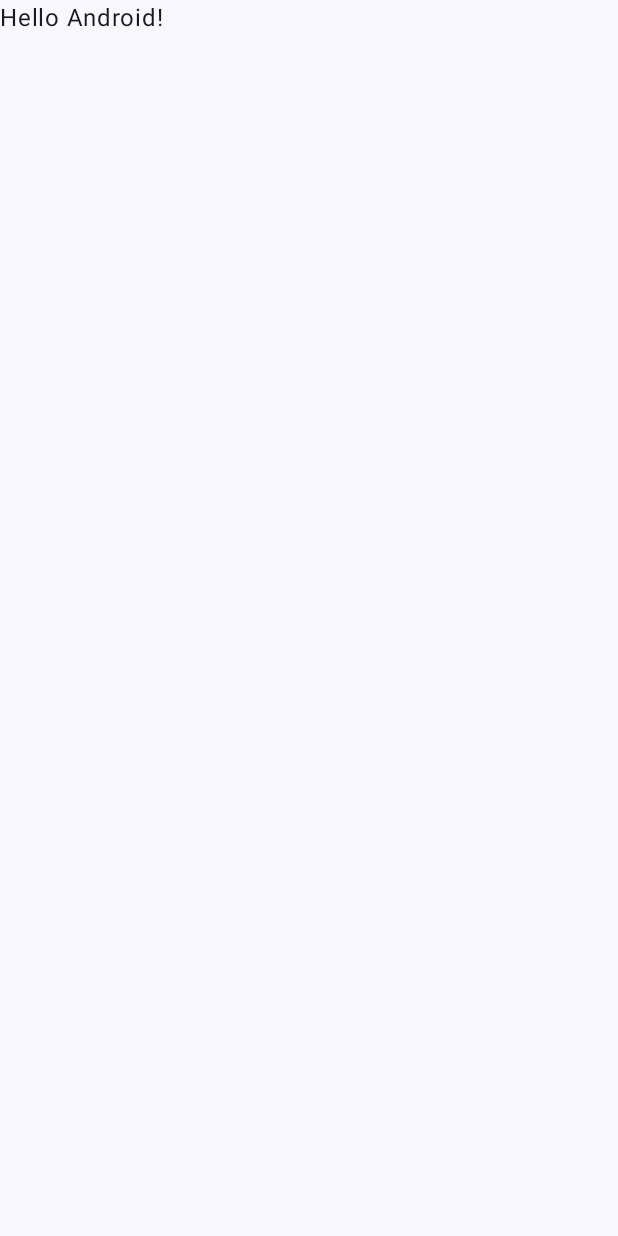
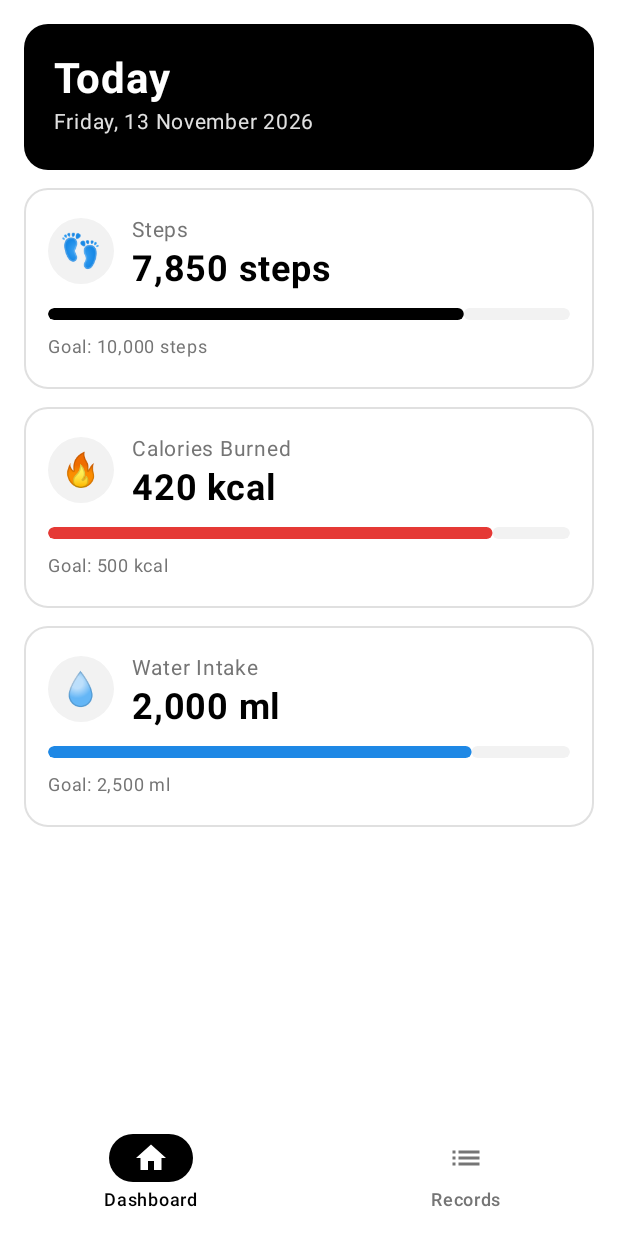
Before and after one commit to Sasarish/HealthMate, an Android app built with Jetpack Compose: the screen it shows after launch (MainActivity), on a phone screen of 412 x 824 dp. Before the commit the screen is almost empty. Run offline under Robolectric (Android 15) with nearby library versions, the phone set to English and light mode, and no system bars.

Commit message:
Summary card, records list with search by date and delete implemented

```diff
--- a/app/build.gradle.kts
+++ b/app/build.gradle.kts
@@ -53,4 +53,6 @@ dependencies {
     debugImplementation(libs.androidx.compose.ui.test.manifest)
     debugImplementation(libs.androidx.compose.ui.tooling)
     implementation(libs.androidx.lifecycle.viewmodel.compose)
+    implementation(libs.androidx.compose.material.icons.core)
+
 }
--- a/app/src/main/java/com/example/fitnessapp/MainActivity.kt
+++ b/app/src/main/java/com/example/fitnessapp/MainActivity.kt
@@ -1,47 +1,106 @@
 package com.example.fitnessapp
 
+import android.graphics.Color
 import android.os.Bundle
 import androidx.activity.ComponentActivity
+import androidx.activity.SystemBarStyle
 import androidx.activity.compose.setContent
 import androidx.activity.enableEdgeToEdge
+import androidx.activity.viewModels
 import androidx.compose.foundation.layout.fillMaxSize
 import androidx.compose.foundation.layout.padding
+import androidx.compose.material.icons.Icons
+import androidx.compose.material.icons.automirrored.filled.List
+import androidx.compose.material.icons.filled.Home
+import androidx.compose.material3.Icon
+import androidx.compose.material3.NavigationBar
+import androidx.compose.material3.NavigationBarItem
+import androidx.compose.material3.NavigationBarItemDefaults
 import androidx.compose.material3.Scaffold
 import androidx.compose.material3.Text
-import androidx.compose.runtime.Composable
+import androidx.compose.runtime.getValue
+import androidx.compose.runtime.mutableStateOf
+import androidx.compose.runtime.saveable.rememberSaveable
+import androidx.compose.runtime.setValue
 import androidx.compose.ui.Modifier
-import androidx.compose.ui.tooling.preview.Preview
+import androidx.compose.ui.graphics.vector.ImageVector
+import com.example.fitnessapp.ui.screens.DashboardScreen
+import com.example.fitnessapp.ui.screens.RecordListScreen
+import com.example.fitnessapp.ui.theme.AppBlack
+import com.example.fitnessapp.ui.theme.AppWhite
 import com.example.fitnessapp.ui.theme.FitnessAppTheme
+import com.example.fitnessapp.ui.theme.MidGrey
+import com.example.fitnessapp.viewmodel.HealthViewModel
 
+// The tabs shown in the bottom bar: a name and an icon for each one
+enum class Tab(val label: String, val icon: ImageVector) {
+    DASHBOARD("Dashboard", Icons.Default.Home),
+    RECORDS("Records", Icons.AutoMirrored.Filled.List)
+}
+
+// MainActivity is the first thing Android opens when the app starts.
 class MainActivity : ComponentActivity() {
+
+    // Create the ViewModel (Android keeps it alive while the app is open)
+    private val viewModel: HealthViewModel by viewModels()
+
     override fun onCreate(savedInstanceState: Bundle?) {
         super.onCreate(savedInstanceState)
-        enableEdgeToEdge()
+
+        // Draw the app under the status bar, and keep the status bar icons
+        // dark so they stay visible on our white background.
+        enableEdgeToEdge(
+            statusBarStyle = SystemBarStyle.light(Color.TRANSPARENT, Color.TRANSPARENT),
+            navigationBarStyle = SystemBarStyle.light(Color.TRANSPARENT, Color.TRANSPARENT)
+        )
+
         setContent {
             FitnessAppTheme {
-                Scaffold(modifier = Modifier.fillMaxSize()) { innerPadding ->
-                    Greeting(
-                        name = "Android",
-                        modifier = Modifier.padding(innerPadding)
-                    )
+
+                // Remembers which tab is open (it also survives screen rotation)
+                var currentTab by rememberSaveable { mutableStateOf(Tab.DASHBOARD) }
+
+                Scaffold(
+                    modifier = Modifier.fillMaxSize(),
+
+                    // The bottom navigation bar
+                    bottomBar = {
+                        NavigationBar(containerColor = AppWhite) {
+                            // Create one item for every tab in the enum
+                            Tab.entries.forEach { tab ->
+                                NavigationBarItem(
+                                    selected = currentTab == tab,
+                                    onClick = { currentTab = tab },
+                                    icon = { Icon(tab.icon, contentDescription = tab.label) },
+                                    label = { Text(tab.label) },
+                                    // Selected = white icon on a black circle
+                                    colors = NavigationBarItemDefaults.colors(
+                                        selectedIconColor = AppWhite,
+                                        selectedTextColor = AppBlack,
+                                        indicatorColor = AppBlack,
+                                        unselectedIconColor = MidGrey,
+                                        unselectedTextColor = MidGrey
+                                    )
+                                )
+                            }
+                        }
+                    }
+                ) { innerPadding ->
+                    // Show the screen that matches the selected tab
+                    when (currentTab) {
+                        Tab.DASHBOARD -> DashboardScreen(
+                            viewModel = viewModel,
+                            modifier = Modifier.padding(innerPadding)
+                        )
+
+                        Tab.RECORDS -> RecordListScreen(
+                            viewModel = viewModel,
+                            onEditClick = { /* Step 6: open the edit form here */ },
+                            modifier = Modifier.padding(innerPadding)
+                        )
+                    }
                 }
             }
         }
     }
 }
-
-@Composable
-fun Greeting(name: String, modifier: Modifier = Modifier) {
-    Text(
-        text = "Hello $name!",
-        modifier = modifier
-    )
-}
-
-@Preview(showBackground = true)
-@Composable
-fun GreetingPreview() {
-    FitnessAppTheme {
-        Greeting("Android")
-    }
-}
--- /dev/null
+++ b/app/src/main/java/com/example/fitnessapp/ui/components/SummaryCard.kt
@@ -0,0 +1,106 @@
+package com.example.fitnessapp.ui.components
+
+import androidx.compose.foundation.BorderStroke
+import androidx.compose.foundation.background
+import androidx.compose.foundation.layout.Box
+import androidx.compose.foundation.layout.Column
+import androidx.compose.foundation.layout.Row
+import androidx.compose.foundation.layout.Spacer
+import androidx.compose.foundation.layout.fillMaxWidth
+import androidx.compose.foundation.layout.height
+import androidx.compose.foundation.layout.padding
+import androidx.compose.foundation.layout.size
+import androidx.compose.foundation.layout.width
+import androidx.compose.foundation.shape.CircleShape
+import androidx.compose.foundation.shape.RoundedCornerShape
+import androidx.compose.material3.Card
+import androidx.compose.material3.CardDefaults
+import androidx.compose.material3.LinearProgressIndicator
+import androidx.compose.material3.Text
+import androidx.compose.runtime.Composable
+import androidx.compose.ui.Alignment
+import androidx.compose.ui.Modifier
+import androidx.compose.ui.draw.clip
+import androidx.compose.ui.graphics.Color
+import androidx.compose.ui.text.font.FontWeight
+import androidx.compose.ui.unit.dp
+import androidx.compose.ui.unit.sp
+import com.example.fitnessapp.ui.theme.AppWhite
+import com.example.fitnessapp.ui.theme.BorderGrey
+import com.example.fitnessapp.ui.theme.LightGrey
+import com.example.fitnessapp.ui.theme.MidGrey
+import java.util.Locale
+
+// Card - show single health value
+@Composable
+fun SummaryCard(
+    emoji: String,
+    title: String,
+    value: Int,
+    unit: String,
+    goal: Int,
+    accentColor: Color,
+    modifier: Modifier = Modifier
+) {
+
+    val progress = (value.toFloat() / goal).coerceIn(0f, 1f)
+
+    Card(
+        modifier = modifier.fillMaxWidth(),
+        shape = RoundedCornerShape(16.dp),
+        colors = CardDefaults.cardColors(containerColor = AppWhite),
+        border = BorderStroke(1.dp, BorderGrey)
+    ) {
+        Column(modifier = Modifier.padding(16.dp)) {
+
+            Row(verticalAlignment = Alignment.CenterVertically) {
+                Box(
+                    modifier = Modifier
+                        .size(44.dp)
+                        .background(LightGrey, CircleShape),
+                    contentAlignment = Alignment.Center
+                ) {
+                    Text(text = emoji, fontSize = 22.sp)
+                }
+
+                Spacer(modifier = Modifier.width(12.dp))
+
+                Column {
+                    Text(text = title, fontSize = 14.sp, color = MidGrey)
+                    Text(
+                        text = "${formatNumber(value)} $unit",
+                        fontSize = 24.sp,
+                        fontWeight = FontWeight.Bold
+                    )
+                }
+            }
+
+            Spacer(modifier = Modifier.height(12.dp))
+
+            LinearProgressIndicator(
+                progress = { progress },
+                modifier = Modifier
+                    .fillMaxWidth()
+                    .height(8.dp)
+                    .clip(RoundedCornerShape(4.dp)),
+                color = accentColor,
+                trackColor = LightGrey,
+                gapSize = 0.dp,
+                drawStopIndicator = {}
+            )
+
+            Spacer(modifier = Modifier.height(6.dp))
+
+            Text(
+                text = "Goal: ${formatNumber(goal)} $unit",
+                fontSize = 12.sp,
+                color = MidGrey
+            )
+        }
+    }
+}
+
+// Adding comma's to numbers
+private fun formatNumber(number: Int): String {
+    return String.format(Locale.US, "%,d", number)
+}
--- /dev/null
+++ b/app/src/main/java/com/example/fitnessapp/ui/screens/DashboardScreen.kt
@@ -0,0 +1,98 @@
+package com.example.fitnessapp.ui.screens
+
+import androidx.compose.foundation.layout.Arrangement
+import androidx.compose.foundation.layout.Column
+import androidx.compose.foundation.layout.fillMaxSize
+import androidx.compose.foundation.layout.fillMaxWidth
+import androidx.compose.foundation.layout.padding
+import androidx.compose.foundation.rememberScrollState
+import androidx.compose.foundation.shape.RoundedCornerShape
+import androidx.compose.foundation.verticalScroll
+import androidx.compose.material3.Card
+import androidx.compose.material3.CardDefaults
+import androidx.compose.material3.Text
+import androidx.compose.runtime.Composable
+import androidx.compose.ui.Modifier
+import androidx.compose.ui.text.font.FontWeight
+import androidx.compose.ui.unit.dp
+import androidx.compose.ui.unit.sp
+import com.example.fitnessapp.ui.components.SummaryCard
+import com.example.fitnessapp.ui.theme.AppBlack
+import com.example.fitnessapp.ui.theme.AppWhite
+import com.example.fitnessapp.ui.theme.BorderGrey
+import com.example.fitnessapp.ui.theme.CaloriesRed
+import com.example.fitnessapp.ui.theme.WaterBlue
+import com.example.fitnessapp.viewmodel.HealthViewModel
+import java.text.SimpleDateFormat
+import java.util.Date
+import java.util.Locale
+
+// Daily goals for achieve
+private const val STEPS_GOAL = 10000
+private const val CALORIES_GOAL = 500
+private const val WATER_GOAL = 2500
+
+// Dash board screen is to show summary of today's activities
+@Composable
+fun DashboardScreen(viewModel: HealthViewModel, modifier: Modifier = Modifier) {
+
+    // today's date in correct format
+    val todayText = SimpleDateFormat("EEEE, d MMMM yyyy", Locale.getDefault()).format(Date())
+
+    // using Column in order to place thing one below other
+    Column(
+        modifier = modifier
+            .fillMaxSize()
+            .verticalScroll(rememberScrollState())
+            .padding(16.dp),
+        verticalArrangement = Arrangement.spacedBy(12.dp)
+    ) {
+
+        // Title and today's date
+        Card(
+            modifier = Modifier.fillMaxWidth(),
+            shape = RoundedCornerShape(16.dp),
+            colors = CardDefaults.cardColors(containerColor = AppBlack)
+        ) {
+            Column(modifier = Modifier.padding(20.dp)) {
+                Text(
+                    text = "Today",
+                    fontSize = 28.sp,
+                    fontWeight = FontWeight.Bold,
+                    color = AppWhite
+                )
+                Text(text = todayText, fontSize = 14.sp, color = BorderGrey)
+            }
+        }
+
+        //Daily steps card
+        SummaryCard(
+            emoji = "👣",
+            title = "Steps",
+            value = viewModel.todaySteps,
+            unit = "steps",
+            goal = STEPS_GOAL,
+            accentColor = AppBlack
+        )
+
+        // Calories card
+        SummaryCard(
+            emoji = "🔥",
+            title = "Calories Burned",
+            value = viewModel.todayCalories,
+            unit = "kcal",
+            goal = CALORIES_GOAL,
+            accentColor = CaloriesRed
+        )
+
+        // Water card
+        SummaryCard(
+            emoji = "💧",
+            title = "Water Intake",
+            value = viewModel.todayWater,
+            unit = "ml",
+            goal = WATER_GOAL,
+            accentColor = WaterBlue
+        )
+    }
+}
--- a/app/src/main/java/com/example/fitnessapp/ui/theme/Color.kt
+++ b/app/src/main/java/com/example/fitnessapp/ui/theme/Color.kt
@@ -2,10 +2,15 @@ package com.example.fitnessapp.ui.theme
 
 import androidx.compose.ui.graphics.Color
 
-val Purple80 = Color(0xFFD0BCFF)
-val PurpleGrey80 = Color(0xFFCCC2DC)
-val Pink80 = Color(0xFFEFB8C8)
+// the main black and white theme
+val AppBlack = Color(0xFF000000)
+val AppWhite = Color(0xFFFFFFFF)
 
-val Purple40 = Color(0xFF6650a4)
-val PurpleGrey40 = Color(0xFF625b71)
-val Pink40 = Color(0xFF7D5260)
+
+val LightGrey = Color(0xFFF2F2F2)
+val BorderGrey = Color(0xFFE0E0E0)
+val MidGrey = Color(0xFF757575)
+
+
+val WaterBlue = Color(0xFF1E88E5)
+val CaloriesRed = Color(0xFFE53935)
--- a/app/src/main/java/com/example/fitnessapp/ui/theme/Theme.kt
+++ b/app/src/main/java/com/example/fitnessapp/ui/theme/Theme.kt
@@ -1,57 +1,42 @@
 package com.example.fitnessapp.ui.theme
 
-import android.app.Activity
-import android.os.Build
-import androidx.compose.foundation.isSystemInDarkTheme
 import androidx.compose.material3.MaterialTheme
-import androidx.compose.material3.darkColorScheme
-import androidx.compose.material3.dynamicDarkColorScheme
-import androidx.compose.material3.dynamicLightColorScheme
 import androidx.compose.material3.lightColorScheme
 import androidx.compose.runtime.Composable
-import androidx.compose.ui.platform.LocalContext
 
-private val DarkColorScheme = darkColorScheme(
-    primary = Purple80,
-    secondary = PurpleGrey80,
-    tertiary = Pink80
+
+private val BlackWhiteColorScheme = lightColorScheme(
+    primary = AppBlack,
+    onPrimary = AppWhite,
+    primaryContainer = LightGrey,
+    onPrimaryContainer = AppBlack,
+    secondary = AppBlack,
+    onSecondary = AppWhite,
+    secondaryContainer = LightGrey,
+    onSecondaryContainer = AppBlack,
+    tertiary = AppBlack,
+    onTertiary = AppWhite,
+    background = AppWhite,
+    onBackground = AppBlack,
+    surface = AppWhite,
+    onSurface = AppBlack,
+    surfaceVariant = LightGrey,
+    onSurfaceVariant = MidGrey,
+    surfaceTint = AppWhite,
+    outline = BorderGrey,
+    outlineVariant = BorderGrey,
+    surfaceContainerLowest = AppWhite,
+    surfaceContainerLow = AppWhite,
+    surfaceContainer = AppWhite,
+    surfaceContainerHigh = AppWhite,
+    surfaceContainerHighest = LightGrey
 )
 
-private val LightColorScheme = lightColorScheme(
-    primary = Purple40,
-    secondary = PurpleGrey40,
-    tertiary = Pink40
-
-    /* Other default colors to override
-    background = Color(0xFFFFFBFE),
-    surface = Color(0xFFFFFBFE),
-    onPrimary = Color.White,
-    onSecondary = Color.White,
-    onTertiary = Color.White,
-    onBackground = Color(0xFF1C1B1F),
-    onSurface = Color(0xFF1C1B1F),
-    */
-)
-
+// Using same colour to every screen
 @Composable
-fun FitnessAppTheme(
-    darkTheme: Boolean = isSystemInDarkTheme(),
-    // Dynamic color is available on Android 12+
-    dynamicColor: Boolean = true,
-    content: @Composable () -> Unit
-) {
-    val colorScheme = when {
-        dynamicColor && Build.VERSION.SDK_INT >= Build.VERSION_CODES.S -> {
-            val context = LocalContext.current
-            if (darkTheme) dynamicDarkColorScheme(context) else dynamicLightColorScheme(context)
-        }
-
-        darkTheme -> DarkColorScheme
-        else -> LightColorScheme
-    }
-
+fun FitnessAppTheme(content: @Composable () -> Unit) {
     MaterialTheme(
-        colorScheme = colorScheme,
+        colorScheme = BlackWhiteColorScheme,
         typography = Typography,
         content = content
     )
--- a/app/src/main/res/values/strings.xml
+++ b/app/src/main/res/values/strings.xml
@@ -1,3 +1,3 @@
 <resources>
-    <string name="app_name">FitnessApp</string>
+    <string name="app_name">HealthMate</string>
 </resources>
--- a/gradle/libs.versions.toml
+++ b/gradle/libs.versions.toml
@@ -24,7 +24,9 @@ androidx-compose-ui-tooling-preview = { group = "androidx.compose.ui", name = "u
 androidx-compose-ui-test-manifest = { group = "androidx.compose.ui", name = "ui-test-manifest" }
 androidx-compose-ui-test-junit4 = { group = "androidx.compose.ui", name = "ui-test-junit4" }
 androidx-compose-material3 = { group = "androidx.compose.material3", name = "material3" }
+androidx-compose-material-icons-core = { group = "androidx.compose.material", name = "material-icons-core" }
 androidx-lifecycle-viewmodel-compose = { group = "androidx.lifecycle", name = "lifecycle-viewmodel-compose", version.ref = "lifecycleRuntimeKtx" }
+
 
 [plugins]
 android-application = { id = "com.android.application", version.ref = "agp" }
```
Also changed, not shown: app/src/main/java/com/example/fitnessapp/ui/components/RecordItem.kt (added, +132 -0 lines), app/src/main/java/com/example/fitnessapp/ui/screens/RecordListScreen.kt (added, +167 -0 lines).
